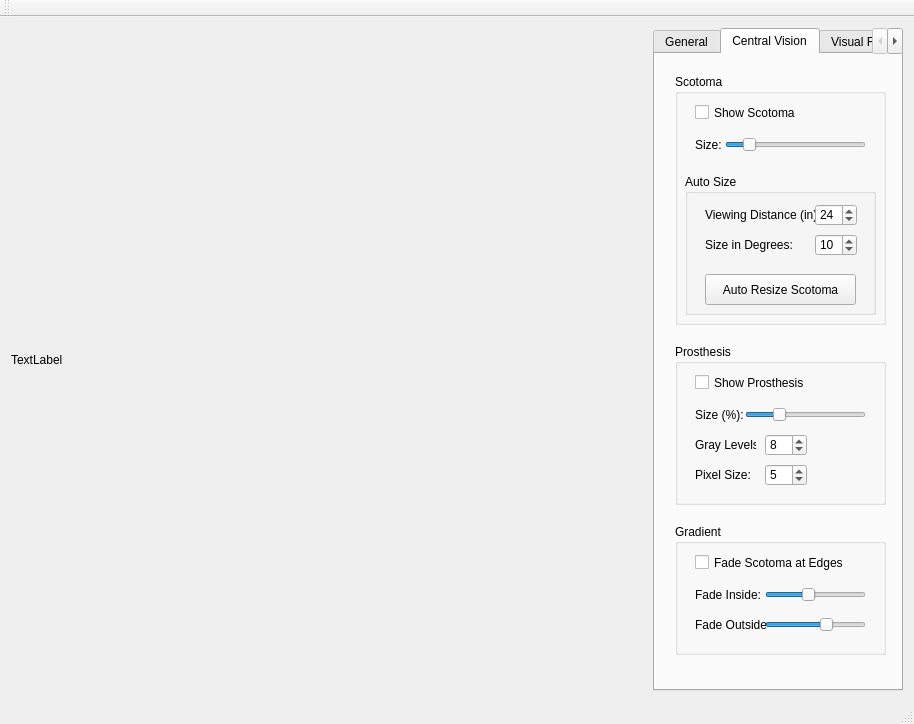
Above: EyeTrackingSuite/EyeTrackingSuite.ui from jaffob/EyeTrackingSuite before the change. Below: the same form after it.
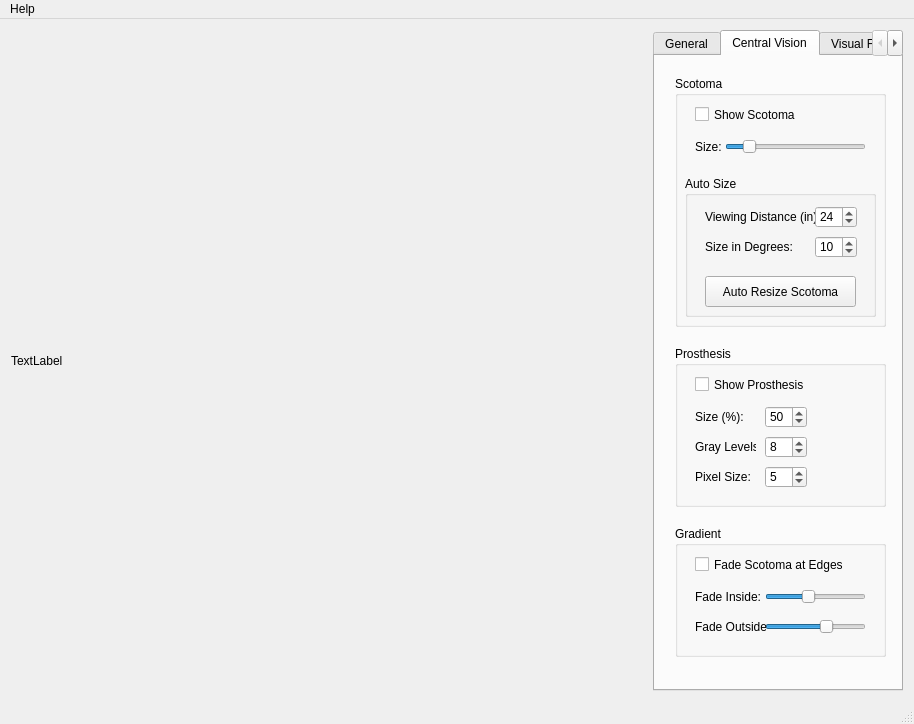
That is the form after the change. Custom widgets are drawn as their Qt base class.

Commit message: put percentage in a spinbox; make scotoma gray

```diff
--- a/EyeTrackingSuite/EyeTrackingSuite.ui
+++ b/EyeTrackingSuite/EyeTrackingSuite.ui
@@ -418,28 +418,6 @@
           <string>Size (%):</string>
          </property>
         </widget>
-        <widget class="QSlider" name="prosthesisSize">
-         <property name="geometry">
-          <rect>
-           <x>70</x>
-           <y>60</y>
-           <width>121</width>
-           <height>22</height>
-          </rect>
-         </property>
-         <property name="minimum">
-          <number>0</number>
-         </property>
-         <property name="maximum">
-          <number>100</number>
-         </property>
-         <property name="value">
-          <number>25</number>
-         </property>
-         <property name="orientation">
-          <enum>Qt::Horizontal</enum>
-         </property>
-        </widget>
         <widget class="QLabel" name="label_3">
          <property name="geometry">
           <rect>
@@ -504,6 +482,25 @@
           <string>Pixel Size:</string>
          </property>
         </widget>
+        <widget class="QSpinBox" name="prosthesisSize">
+         <property name="geometry">
+          <rect>
+           <x>90</x>
+           <y>60</y>
+           <width>42</width>
+           <height>22</height>
+          </rect>
+         </property>
+         <property name="minimum">
+          <number>5</number>
+         </property>
+         <property name="maximum">
+          <number>95</number>
+         </property>
+         <property name="value">
+          <number>50</number>
+         </property>
+        </widget>
        </widget>
        <widget class="QGroupBox" name="groupBox_7">
         <property name="geometry">
@@ -675,14 +672,13 @@
      <height>21</height>
     </rect>
    </property>
-  </widget>
-  <widget class="QToolBar" name="mainToolBar">
-   <attribute name="toolBarArea">
-    <enum>TopToolBarArea</enum>
-   </attribute>
-   <attribute name="toolBarBreak">
-    <bool>false</bool>
-   </attribute>
+   <widget class="QMenu" name="menuHelp">
+    <property name="title">
+     <string>Help</string>
+    </property>
+    <addaction name="actionAbout"/>
+   </widget>
+   <addaction name="menuHelp"/>
   </widget>
   <widget class="QStatusBar" name="statusBar"/>
   <action name="actionSwitch_Application">
```
Left out of the diff: 54 changed lines with no effect on the pictures. The commit also changes 4 other files.
